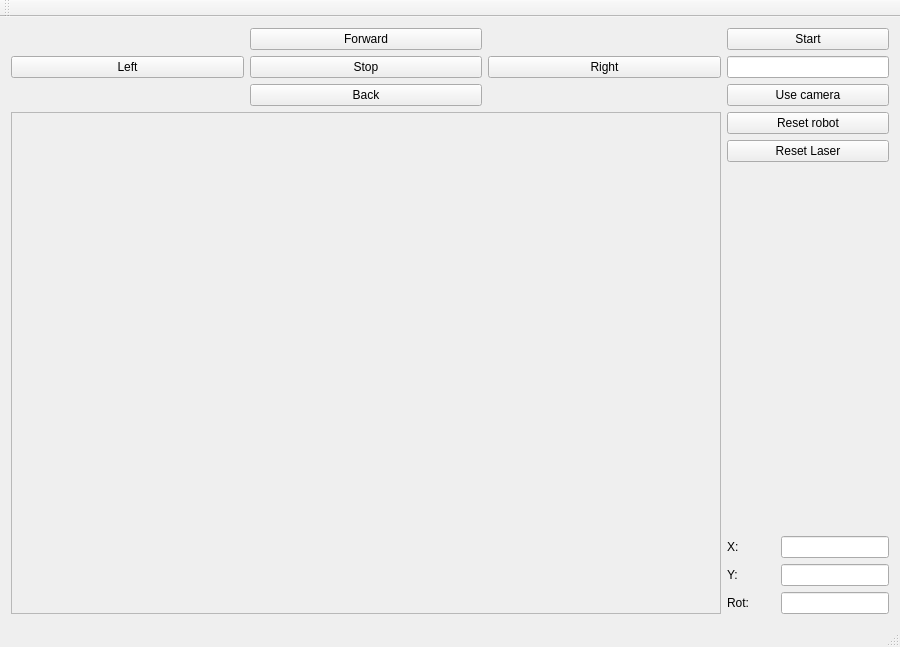
Before: the Qt Designer form demoRMR/mainwindow.ui in JurajCizmar/Cizmar_Cservenka_HMI_2023, drawn with Qt 5.
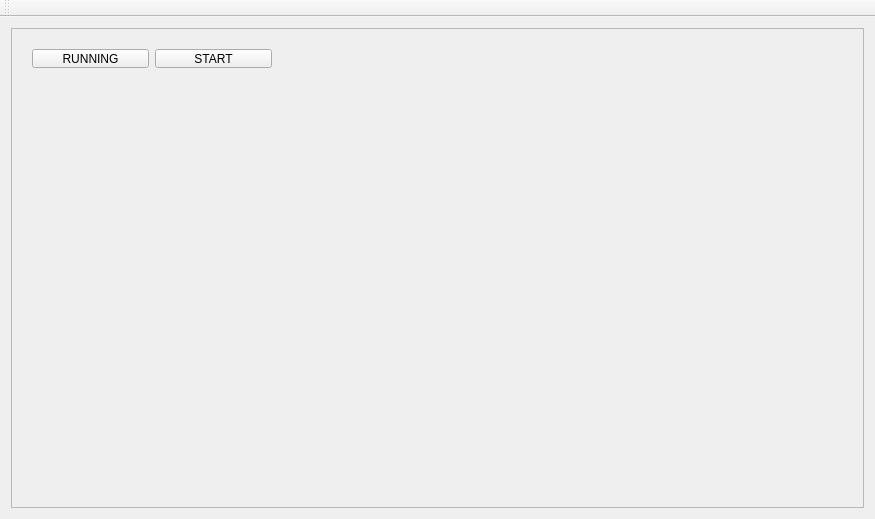
After: the same form once the commit is applied.

```diff
--- a/demoRMR/mainwindow.ui
+++ b/demoRMR/mainwindow.ui
@@ -6,282 +6,33 @@
    <rect>
     <x>0</x>
     <y>0</y>
-    <width>900</width>
-    <height>647</height>
+    <width>853</width>
+    <height>480</height>
    </rect>
   </property>
+  <property name="minimumSize">
+   <size>
+    <width>0</width>
+    <height>0</height>
+   </size>
+  </property>
   <property name="windowTitle">
    <string>MainWindow</string>
   </property>
   <widget class="QWidget" name="centralWidget">
    <layout class="QGridLayout" name="gridLayout">
-    <item row="1" column="1">
-     <layout class="QVBoxLayout" name="verticalLayout">
-      <item>
-       <widget class="QPushButton" name="pushButton_9">
-        <property name="sizePolicy">
-         <sizepolicy hsizetype="Fixed" vsizetype="Fixed">
-          <horstretch>0</horstretch>
-          <verstretch>0</verstretch>
-         </sizepolicy>
-        </property>
-        <property name="minimumSize">
-         <size>
-          <width>162</width>
-          <height>0</height>
-         </size>
-        </property>
-        <property name="text">
-         <string>Start</string>
-        </property>
-       </widget>
-      </item>
-      <item>
-       <widget class="QLineEdit" name="lineEdit">
-        <property name="sizePolicy">
-         <sizepolicy hsizetype="Fixed" vsizetype="Fixed">
-          <horstretch>0</horstretch>
-          <verstretch>0</verstretch>
-         </sizepolicy>
-        </property>
-        <property name="minimumSize">
-         <size>
-          <width>162</width>
-          <height>0</height>
-         </size>
-        </property>
-       </widget>
-      </item>
-      <item>
-       <widget class="QPushButton" name="pushButton">
-        <property name="sizePolicy">
-         <sizepolicy hsizetype="Fixed" vsizetype="Fixed">
-          <horstretch>0</horstretch>
-          <verstretch>0</verstretch>
-         </sizepolicy>
-        </property>
-        <property name="minimumSize">
-         <size>
-          <width>162</width>
-          <height>0</height>
-         </size>
-        </property>
-        <property name="text">
-         <string>Use camera</string>
-        </property>
-       </widget>
-      </item>
-     </layout>
-    </item>
-    <item row="1" column="0">
-     <layout class="QGridLayout" name="gridLayout_2">
-      <item row="2" column="1">
-       <widget class="QPushButton" name="pushButton_3">
-        <property name="sizePolicy">
-         <sizepolicy hsizetype="Expanding" vsizetype="Fixed">
-          <horstretch>0</horstretch>
-          <verstretch>0</verstretch>
-         </sizepolicy>
-        </property>
-        <property name="text">
-         <string>Back</string>
-        </property>
-       </widget>
-      </item>
-      <item row="1" column="0">
-       <widget class="QPushButton" name="pushButton_6">
-        <property name="sizePolicy">
-         <sizepolicy hsizetype="Expanding" vsizetype="Fixed">
-          <horstretch>0</horstretch>
-          <verstretch>0</verstretch>
-         </sizepolicy>
-        </property>
-        <property name="text">
-         <string>Left</string>
-        </property>
-       </widget>
-      </item>
-      <item row="1" column="1">
-       <widget class="QPushButton" name="pushButton_4">
-        <property name="sizePolicy">
-         <sizepolicy hsizetype="Expanding" vsizetype="Fixed">
-          <horstretch>0</horstretch>
-          <verstretch>0</verstretch>
-         </sizepolicy>
-        </property>
-        <property name="text">
-         <string>Stop</string>
-        </property>
-       </widget>
-      </item>
-      <item row="0" column="1">
-       <widget class="QPushButton" name="pushButton_2">
-        <property name="sizePolicy">
-         <sizepolicy hsizetype="Expanding" vsizetype="Fixed">
-          <horstretch>0</horstretch>
-          <verstretch>0</verstretch>
-         </sizepolicy>
-        </property>
-        <property name="text">
-         <string>Forward</string>
-        </property>
-       </widget>
-      </item>
-      <item row="1" column="2">
-       <widget class="QPushButton" name="pushButton_5">
-        <property name="sizePolicy">
-         <sizepolicy hsizetype="Expanding" vsizetype="Fixed">
-          <horstretch>0</horstretch>
-          <verstretch>0</verstretch>
-         </sizepolicy>
-        </property>
-        <property name="text">
-         <string>Right</string>
-        </property>
-       </widget>
-      </item>
-     </layout>
-    </item>
-    <item row="2" column="1">
-     <layout class="QVBoxLayout" name="verticalLayout_2">
-      <item>
-       <widget class="QPushButton" name="pushButton_8">
-        <property name="sizePolicy">
-         <sizepolicy hsizetype="Fixed" vsizetype="Fixed">
-          <horstretch>0</horstretch>
-          <verstretch>0</verstretch>
-         </sizepolicy>
-        </property>
-        <property name="minimumSize">
-         <size>
-          <width>162</width>
-          <height>0</height>
-         </size>
-        </property>
-        <property name="text">
-         <string>Reset robot</string>
-        </property>
-       </widget>
-      </item>
-      <item>
-       <widget class="QPushButton" name="pushButton_7">
-        <property name="sizePolicy">
-         <sizepolicy hsizetype="Fixed" vsizetype="Fixed">
-          <horstretch>0</horstretch>
-          <verstretch>0</verstretch>
-         </sizepolicy>
-        </property>
-        <property name="minimumSize">
-         <size>
-          <width>162</width>
-          <height>0</height>
-         </size>
-        </property>
-        <property name="text">
-         <string>Reset Laser</string>
-        </property>
-       </widget>
-      </item>
-      <item>
-       <spacer name="verticalSpacer">
-        <property name="orientation">
-         <enum>Qt::Vertical</enum>
-        </property>
-        <property name="sizeHint" stdset="0">
-         <size>
-          <width>20</width>
-          <height>40</height>
-         </size>
-        </property>
-       </spacer>
-      </item>
-      <item>
-       <layout class="QGridLayout" name="gridLayout_3">
-        <item row="0" column="0">
-         <widget class="QLabel" name="label">
-          <property name="text">
-           <string>X:</string>
-          </property>
-         </widget>
-        </item>
-        <item row="2" column="0">
-         <widget class="QLabel" name="label_3">
-          <property name="text">
-           <string>Rot:</string>
-          </property>
-         </widget>
-        </item>
-        <item row="1" column="0">
-         <widget class="QLabel" name="label_2">
-          <property name="text">
-           <string>Y:</string>
-          </property>
-         </widget>
-        </item>
-        <item row="0" column="1">
-         <widget class="QLineEdit" name="lineEdit_2">
-          <property name="sizePolicy">
-           <sizepolicy hsizetype="Fixed" vsizetype="Fixed">
-            <horstretch>0</horstretch>
-            <verstretch>0</verstretch>
-           </sizepolicy>
-          </property>
-          <property name="focusPolicy">
-           <enum>Qt::NoFocus</enum>
-          </property>
-          <property name="readOnly">
-           <bool>true</bool>
-          </property>
-         </widget>
-        </item>
-        <item row="1" column="1">
-         <widget class="QLineEdit" name="lineEdit_3">
-          <property name="sizePolicy">
-           <sizepolicy hsizetype="Fixed" vsizetype="Fixed">
-            <horstretch>0</horstretch>
-            <verstretch>0</verstretch>
-           </sizepolicy>
-          </property>
-          <property name="focusPolicy">
-           <enum>Qt::NoFocus</enum>
-          </property>
-          <property name="readOnly">
-           <bool>true</bool>
-          </property>
-         </widget>
-        </item>
-        <item row="2" column="1">
-         <widget class="QLineEdit" name="lineEdit_4">
-          <property name="sizePolicy">
-           <sizepolicy hsizetype="Fixed" vsizetype="Fixed">
-            <horstretch>0</horstretch>
-            <verstretch>0</verstretch>
-           </sizepolicy>
-          </property>
-          <property name="focusPolicy">
-           <enum>Qt::NoFocus</enum>
-          </property>
-          <property name="readOnly">
-           <bool>true</bool>
-          </property>
-         </widget>
-        </item>
-       </layout>
-      </item>
-     </layout>
-    </item>
-    <item row="2" column="0">
+    <item row="0" column="1" rowspan="2">
      <widget class="QFrame" name="frame">
       <property name="sizePolicy">
-       <sizepolicy hsizetype="MinimumExpanding" vsizetype="Expanding">
+       <sizepolicy hsizetype="MinimumExpanding" vsizetype="MinimumExpanding">
         <horstretch>0</horstretch>
         <verstretch>0</verstretch>
        </sizepolicy>
       </property>
       <property name="minimumSize">
        <size>
-        <width>600</width>
-        <height>450</height>
+        <width>853</width>
+        <height>480</height>
        </size>
       </property>
       <property name="frameShape">
@@ -290,21 +41,61 @@
       <property name="frameShadow">
        <enum>QFrame::Raised</enum>
       </property>
+      <widget class="QWidget" name="layoutWidget">
+       <property name="geometry">
+        <rect>
+         <x>10</x>
+         <y>10</y>
+         <width>262</width>
+         <height>41</height>
+        </rect>
+       </property>
+       <layout class="QGridLayout" name="gridLayout_2">
+        <item row="0" column="0">
+         <widget class="QPushButton" name="pushButton_4">
+          <property name="sizePolicy">
+           <sizepolicy hsizetype="Expanding" vsizetype="Fixed">
+            <horstretch>0</horstretch>
+            <verstretch>0</verstretch>
+           </sizepolicy>
+          </property>
+          <property name="text">
+           <string>RUNNING</string>
+          </property>
+         </widget>
+        </item>
+        <item row="0" column="1">
+         <widget class="QPushButton" name="pushButton_9">
+          <property name="enabled">
+           <bool>true</bool>
+          </property>
+          <property name="sizePolicy">
+           <sizepolicy hsizetype="Expanding" vsizetype="Fixed">
+            <horstretch>0</horstretch>
+            <verstretch>0</verstretch>
+           </sizepolicy>
+          </property>
+          <property name="minimumSize">
+           <size>
+            <width>0</width>
+            <height>0</height>
+           </size>
+          </property>
+          <property name="text">
+           <string>START</string>
+          </property>
+         </widget>
+        </item>
+       </layout>
+      </widget>
      </widget>
     </item>
    </layout>
   </widget>
-  <widget class="QMenuBar" name="menuBar">
-   <property name="geometry">
-    <rect>
-     <x>0</x>
-     <y>0</y>
-     <width>900</width>
-     <height>26</height>
-    </rect>
+  <widget class="QToolBar" name="toolBar">
+   <property name="windowTitle">
+    <string>toolBar</string>
    </property>
-  </widget>
-  <widget class="QToolBar" name="mainToolBar">
    <attribute name="toolBarArea">
     <enum>TopToolBarArea</enum>
    </attribute>
@@ -312,7 +103,6 @@
     <bool>false</bool>
    </attribute>
   </widget>
-  <widget class="QStatusBar" name="statusBar"/>
  </widget>
  <layoutdefault spacing="6" margin="11"/>
  <resources/>
```
